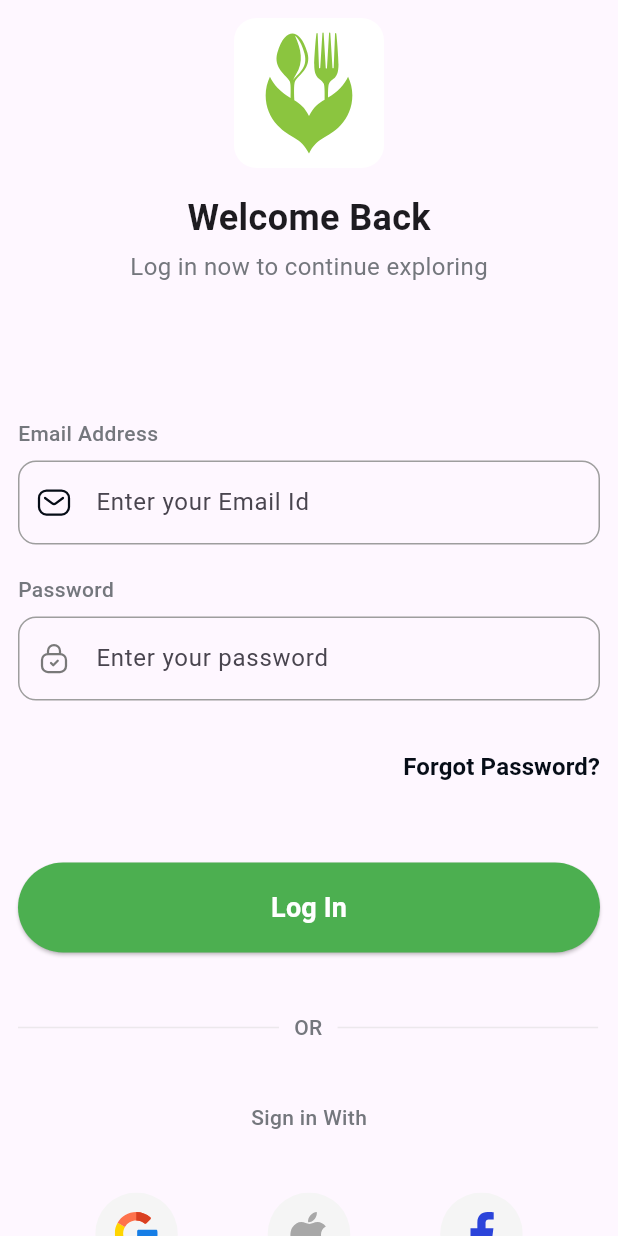
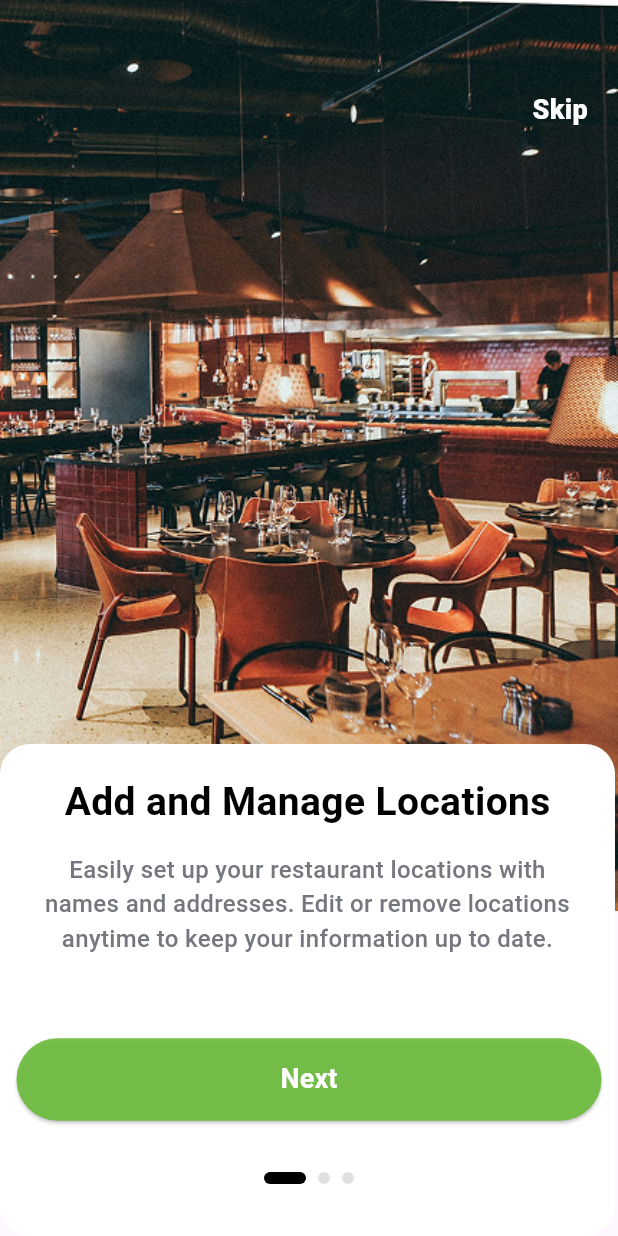
Before and after one commit to indrajeet62051/food_checker, a Flutter app: the screen it shows after launch, on a phone screen of 412 x 824 dp. Run offline on Flutter 3.47's test engine with Material 3 defaults, Android fonts, the phone set to English and light mode, and no system bars; drawn by our look-alikes of smooth_page_indicator; our stand-ins replace dotted_border, flutter_svg, image_picker; Roboto replaces fonts that are missing (PlusJakartaSans); project files that could hold a hidden picture were left out.

Commit message:
into Screen

```diff
--- a/lib/main.dart
+++ b/lib/main.dart
@@ -1,4 +1,7 @@
 import 'package:flutter/material.dart';
+import 'package:food_checker/screens/OnBoardingScreen/into_screen.dart';
+import 'package:food_checker/screens/OnBoardingScreen/onBoarding_screen1.dart';
+import 'package:food_checker/screens/OnBoardingScreen/on_boarding.dart';
 import 'package:food_checker/screens/auth/forgot_password/forgot_password.dart';
 import 'package:food_checker/screens/auth/login/Login_clipPath.dart';
 import 'package:food_checker/screens/auth/login/login.dart';
@@ -11,7 +14,7 @@ import 'package:food_checker/screens/fragment_screen/staff/Add_staff/add_staff.d
 import 'package:food_checker/screens/spash_screen/spash_screen.dart';
 
 
-void main() => runApp(MaterialApp(debugShowCheckedModeBanner: false, home: Signin(),
+void main() => runApp(MaterialApp(debugShowCheckedModeBanner: false, home: into_screen(),
 // initialRoute: '/',
 // routes: {
 // '/': (context) => SplashScreen(),
--- /dev/null
+++ b/lib/screens/OnBoardingScreen/into_screen.dart
@@ -0,0 +1,79 @@
+import 'package:flutter/cupertino.dart';
+import 'package:flutter/material.dart';
+import 'package:food_checker/screens/OnBoardingScreen/onBoarding_screen1.dart';
+import 'package:food_checker/screens/OnBoardingScreen/onBoarding_screen3.dart';
+import 'package:smooth_page_indicator/smooth_page_indicator.dart';
+
+import '../../core/Constrants/color.dart';
+import '../auth/login/login.dart';
+import '../widget/common_button.dart';
+import '../widget/text.dart';
+import 'onBoarding_screen2.dart';
+
+class into_screen extends StatefulWidget{
+  @override
+  State<StatefulWidget> createState()=> Intro_Screen();
+}
+class Intro_Screen extends State<into_screen>{
+  PageController _controller = PageController();
+  bool lastPage = false;
+  @override
+  Widget build(BuildContext context) {
+   return Scaffold(
+
+     body: Stack(
+       children:[ PageView(
+         controller: _controller,
+         onPageChanged:(index){
+           setState(() {
+             lastPage = (index == 2) ;
+           });
+         },
+         children: [
+         screen1(),
+         screen2(),
+         screen3(),
+       ],),
+         Container(alignment: Alignment(0, 0.915),
+             child: SmoothPageIndicator(controller: _controller, count: 3,
+                 effect: ExpandingDotsEffect(
+                   activeDotColor: Colors.black,   // Customize as needed
+                   dotColor: Colors.grey.shade300,
+                   dotHeight: 8,
+                   dotWidth: 8,
+                   expansionFactor: 3.5,  // Makes the active dot wider
+                   spacing: 8,
+                   radius: 16,
+                 ),)),
+         lastPage ?
+         Container(alignment: Alignment(0, .800),
+           child: SizedBox(height: 55,width: 390,
+               child: commonButton(text: "Start",buttonColor: green.withOpacity(0.9),txtSize: 18,
+                 onPress: () {
+                   Navigator.push(context, MaterialPageRoute(builder: (context)=>Signin()));
+                 },)
+           ),
+         )
+         :
+         Container(alignment: Alignment(0, .800),
+           child: SizedBox(height: 55,width: 390,
+               child: commonButton(text: "Next",buttonColor: green.withOpacity(0.9),txtSize: 18,
+                 onPress: () => _controller.nextPage(duration: Duration(milliseconds: 200), curve: Curves.easeIn),)
+           ),
+         ),
+
+
+         Positioned(
+             top: 60,
+             right: 20,
+                 child: GestureDetector(onTap:(){
+                   Navigator.push(context, MaterialPageRoute(builder: (context)=>Signin()));
+                 },
+                     child: commonText(text: "Skip", txtSize: 18,fontWeight: FontWeight.w800,color: whiteColor)))
+
+
+     ]),
+   );
+  }
+
+}
--- /dev/null
+++ b/lib/screens/OnBoardingScreen/onBoarding_screen1.dart
@@ -0,0 +1,73 @@
+import 'package:flutter/cupertino.dart';
+import 'package:flutter/material.dart';
+import 'package:food_checker/core/Constrants/color.dart';
+import 'package:food_checker/generated/assets.dart';
+import 'package:food_checker/screens/OnBoardingScreen/onBoarding_screen2.dart';
+import 'package:food_checker/screens/auth/login/login.dart';
+import 'package:food_checker/screens/widget/card.dart';
+import 'package:food_checker/screens/widget/common_button.dart';
+import 'package:food_checker/screens/widget/text.dart';
+import '/screens/OnBoardingScreen/into_screen.dart';
+
+class screen1 extends StatelessWidget{
+  @override
+  Widget build(BuildContext context) {
+    return Scaffold(
+      body: introScreen(imagePath: Assets.imagesOnBoardinScreen1,context: context,  Tital: "Add and Manage Locations", des: "Easily set up your restaurant locations with names and addresses. Edit or remove locations anytime to keep your information up to date.",
+
+        // onPress: () {
+        //     Navigator.push(context, MaterialPageRoute(builder: (context)=>screen2()));
+        //   },
+          )
+    );
+  }
+}
+
+Widget introScreen({
+  required String Tital,
+  required String des,
+  String ? btnTxt,
+  VoidCallback ? onPress,
+  required BuildContext context,
+  required imagePath,
+
+
+}
+    ){
+  return Stack(children: [
+    Container(height: 914,
+      child: Stack(children: [
+        Container(
+          child: Image.asset(imagePath,fit: BoxFit.cover,),),
+        Positioned(
+            bottom: 0,
+            child: Container(width: 410,height: 328,decoration: BoxDecoration(
+              borderRadius: BorderRadius.circular(20),
+              color: whiteColor,
+            ),
+              child: Padding(
+                padding: const EdgeInsets.only(top: 20,right: 20,left: 20),
+                child: Column(children: [
+                  commonText(text: Tital, txtSize: 26,fontWeight: FontWeight.w700,color: Colors.black),
+                  Padding(
+                    padding: const EdgeInsets.only(top: 15,bottom: 60),
+                    child: Text(des,style: TextStyle(fontSize: 16,fontWeight: FontWeight.w500,color: graycol),textAlign: TextAlign.center,),
+                  ),
+                  SizedBox(height: 55,width: 390,
+                      // child: commonButton(text: btnTxt,buttonColor: green.withOpacity(0.9),txtSize: 18,onPress: onPress)
+                  )
+                ],
+                ),
+              ),
+            ))
+      ],),
+    ),
+    // Positioned(
+    //     top: 60,
+    //     right: 20,
+    //     child: GestureDetector(onTap: () {
+    //       Navigator.push(context, MaterialPageRoute(builder: (context)=> Signin()));
+    //     },
+    //         child: commonText(text: "Skip", txtSize: 18,fontWeight: FontWeight.w800,color: whiteColor)))
+  ],);
+}
--- a/lib/screens/widget/card.dart
+++ b/lib/screens/widget/card.dart
@@ -9,7 +9,8 @@ import '../fragment_screen/home/home_screen2.dart';
 import '../fragment_screen/staff/staff_screen.dart';
 import 'common_button.dart' show commonButton;
 
-double ScreenWight = 430.0;
+double ScreenWight = 430;
+double ScreenHeight = 914;
 
 Widget commonCardHomePage(HomeItem item) {
   return GestureDetector(
```
Also changed, not shown: lib/screens/OnBoardingScreen/onBoarding_screen2.dart (added, +21 -0 lines), lib/screens/OnBoardingScreen/onBoarding_screen3.dart (added, +18 -0 lines), lib/screens/OnBoardingScreen/on_boarding.dart (added, +44 -0 lines), lib/screens/fragment_screen/profile/Sub_Profile_Screens/export.dart (+190 -188 lines), lib/screens/spash_screen/spash_screen.dart (+15 -9 lines), pubspec.yaml (+16 -1 lines), assets/images/onBoardin_screen1.png (added), assets/images/onBoardin_screen2.png (added), assets/images/onBoardin_screen3.png (added), assets/images/spash_png.png (added), lib/generated/assets.dart, pubspec.lock, 11 other files.
